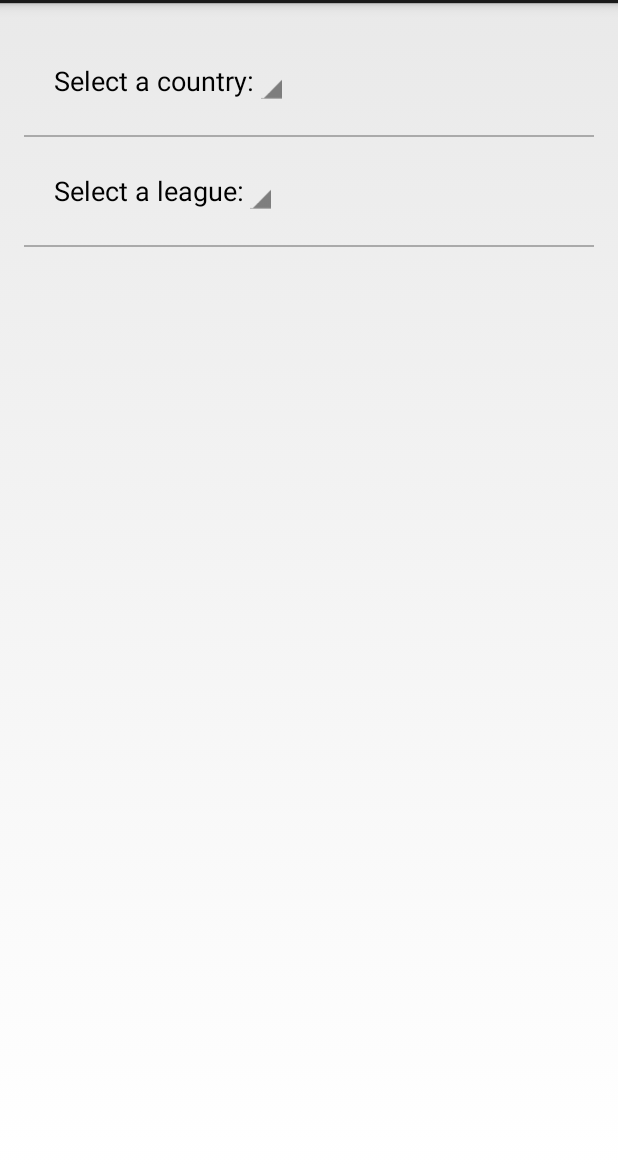
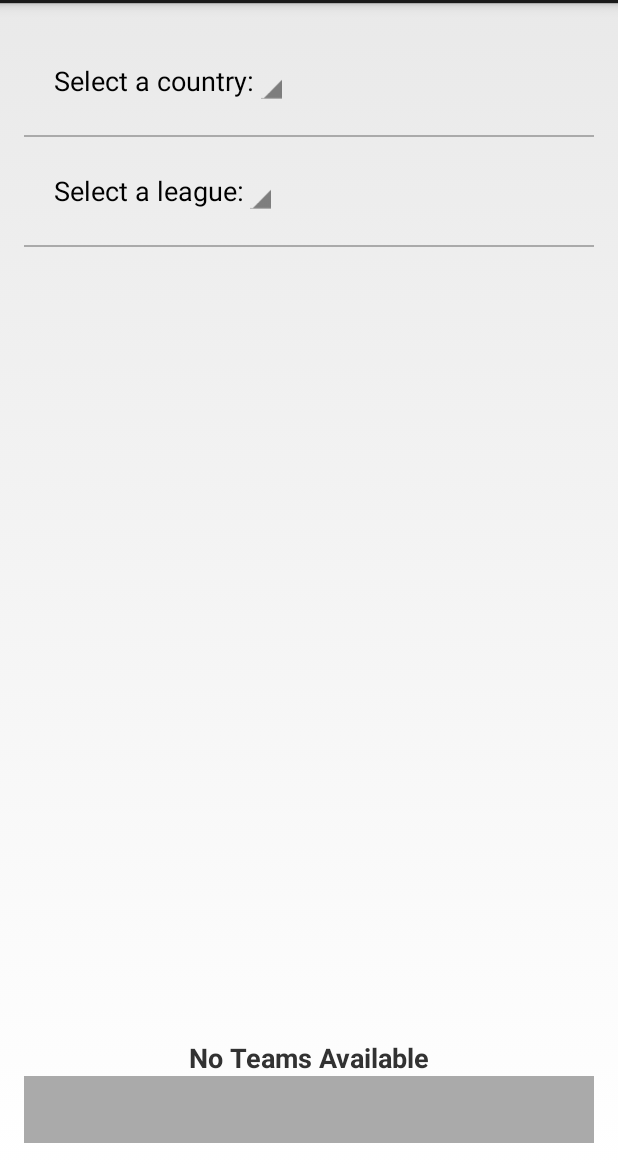
Before and after one commit to toddtarbox/slotw, an Android app: the layout fragment_main.xml on its own in the app's theme, with its tools: preview values and no code run, on a phone screen of 412 x 824 dp, the part 69-1236 px from its top. Run offline under Robolectric (Android 15) with nearby library versions, the phone set to English and light mode, and no system bars.

Commit message:
Added league news feature.

```diff
--- a/app/src/main/res/layout/fragment_main.xml
+++ b/app/src/main/res/layout/fragment_main.xml
@@ -61,19 +61,8 @@
     <ListView
         android:id="@+id/teams_list"
         android:layout_width="fill_parent"
-        android:layout_height="wrap_content" />
-
-    <ScrollView
-        android:id="@+id/empty"
-        android:layout_width="match_parent"
-        android:layout_height="match_parent"
-        android:visibility="gone">
-
-        <LinearLayout
-            android:layout_width="wrap_content"
-            android:layout_height="wrap_content"
-            android:layout_gravity="center"
-            android:orientation="vertical">
+        android:layout_height="0dp"
+        android:layout_weight=".3"/>
 
     <TextView
         android:id="@+id/empty_title"
@@ -85,8 +74,14 @@
         android:textStyle="bold"
         android:text="@string/no_teams_avail"/>
 
-        </LinearLayout>
-
-    </ScrollView>
+    <TextView
+        android:id="@+id/league_news"
+        android:layout_width="match_parent"
+        android:layout_height="wrap_content"
+        android:background="@android:color/darker_gray"
+        android:gravity="center"
+        android:textColor="@android:color/white"
+        android:textAppearance="?android:attr/textAppearanceMedium"
+        android:padding="10dp" />
 
 </LinearLayout>
--- a/app/src/main/res/values/strings.xml
+++ b/app/src/main/res/values/strings.xml
@@ -9,6 +9,8 @@
     <string name="loading_countries">Loading countries&#8230;</string>
     <string name="loading_teams">Loading teams&#8230;</string>
     <string name="no_teams_avail">No Teams Available</string>
+    <string name="loading_news">Loading league news&#8230;</string>
+    <string name="no_news_avail">No League News Available</string>
 
     <string name="team_name">Team Name: %1$s</string>
     <string name="team_nickname">Nickname: %1$s</string>
```
Also changed, not shown: app/src/main/java/com/tt/soccerleaguesoftheworld/MainActivity.java (+144 -20 lines), 1 other file. Lines whose indentation alone changed are shown as unchanged.
